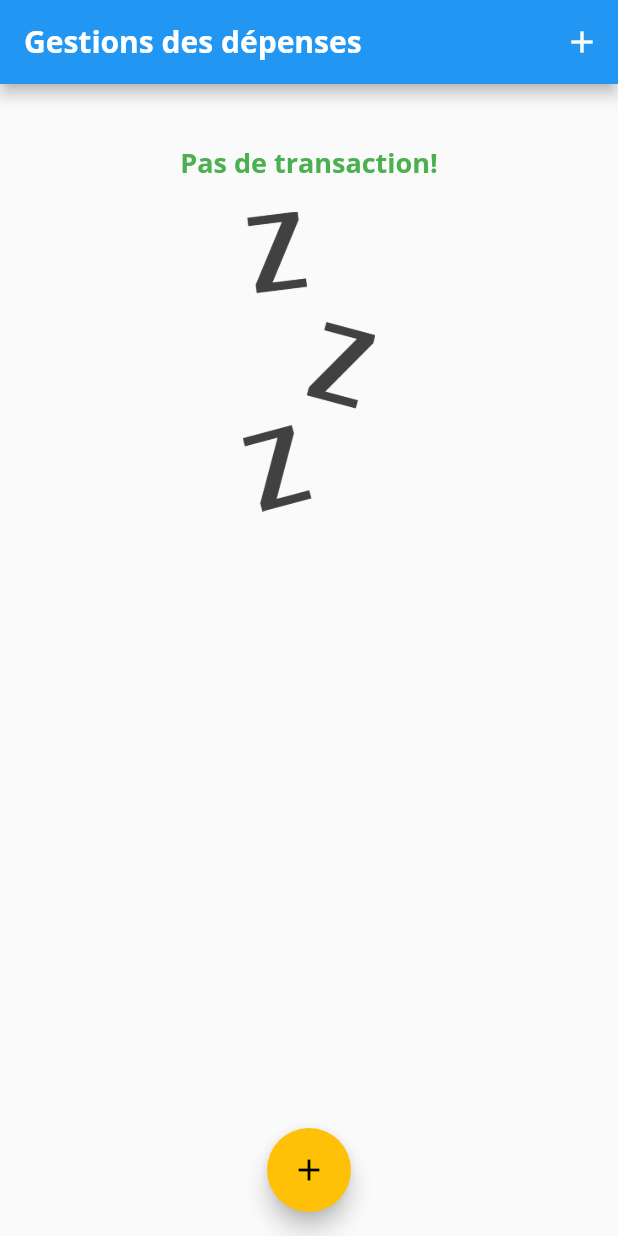
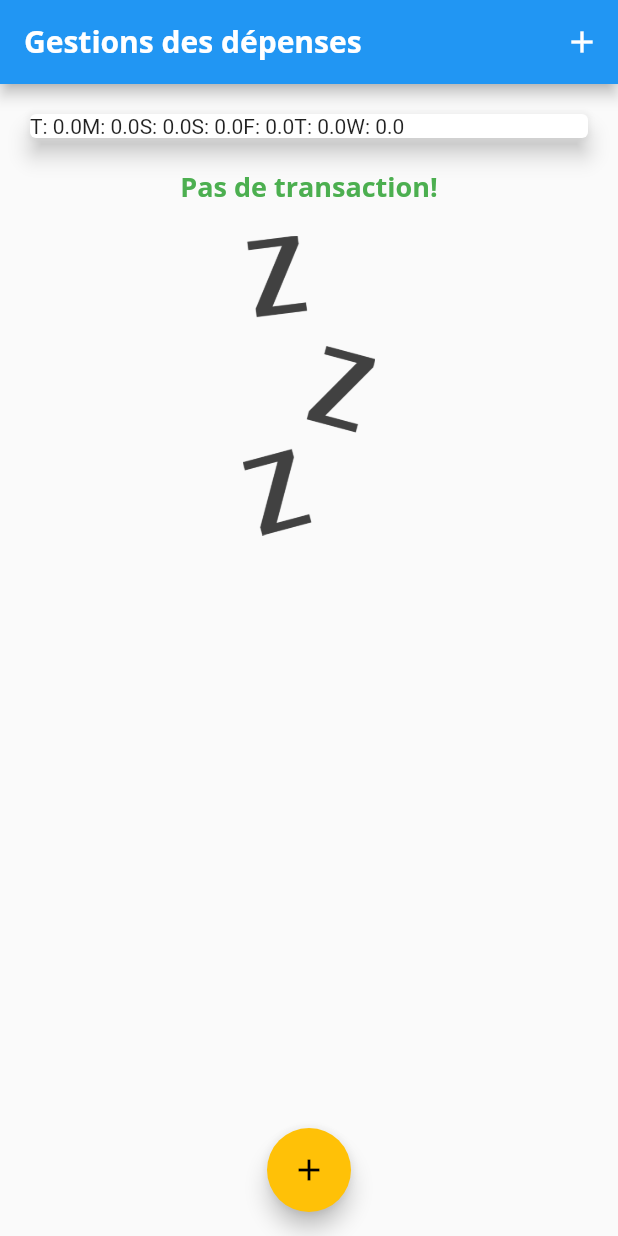
Before and after one commit to Web82-Thom/depense_controller_app, a Flutter app: the screen it shows after launch, on a phone screen of 412 x 824 dp. Run offline on Flutter 3.47's test engine with Material 2 defaults, Android fonts, the phone set to English and light mode, and no system bars.

Commit message:
change date format width 1 caractere. create Row for display value day and total amount

```diff
--- a/lib/widgets/chart.dart
+++ b/lib/widgets/chart.dart
@@ -34,7 +34,7 @@ class Chart extends StatelessWidget {
 
       // pour gerer les dates utiliser "import intl"
       return {
-        'day': DateFormat.E().format(weekDay),
+        'day': DateFormat.E().format(weekDay).substring(0, 1),
          'amount': totalSum,
       };
     });
@@ -48,7 +48,14 @@ class Chart extends StatelessWidget {
     return Card(
       elevation: 6,
       margin: EdgeInsets.all(20),
-      // child: ,
+      child: Row(
+        children: groupedTransactionValues.map((data) {
+          //concatenation
+          return Text('${data['day']}: ${data['amount']}');
+        }).toList(),
+
+      ),
+
 
     );
   }
```
